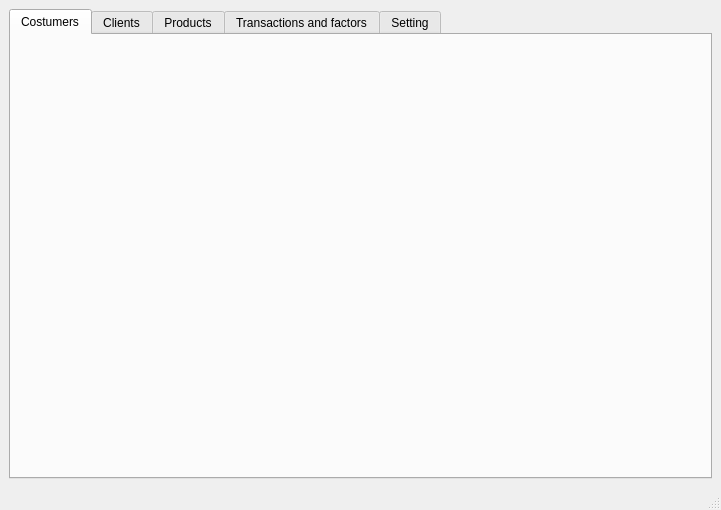
First picture: the form in AP/admin_ui.ui, repository AP-projects-4001/Guys, before the edit.
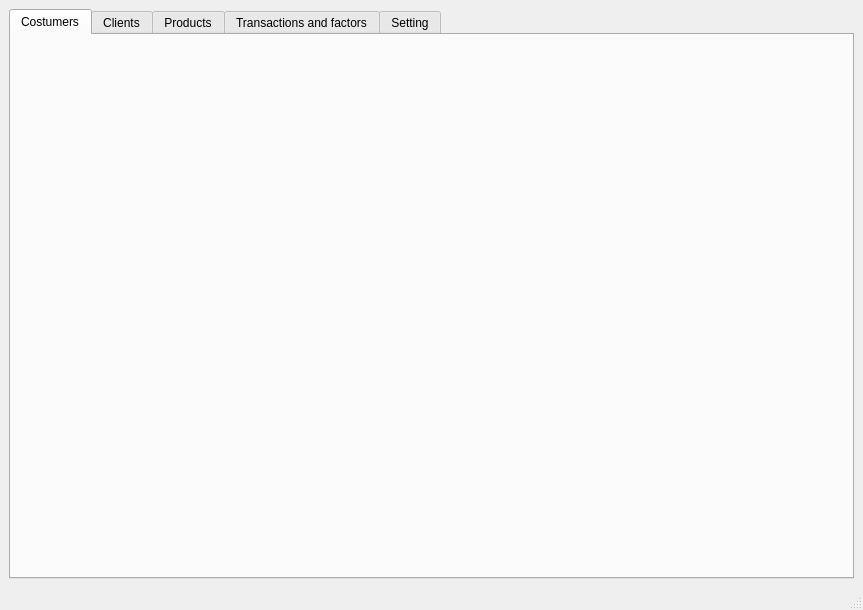
Second picture: the form after the edit. The open tabs and pages were chosen to show the change.

```diff
--- a/AP/admin_ui.ui
+++ b/AP/admin_ui.ui
@@ -6,8 +6,8 @@
    <rect>
     <x>0</x>
     <y>0</y>
-    <width>721</width>
-    <height>510</height>
+    <width>863</width>
+    <height>610</height>
    </rect>
   </property>
   <property name="windowTitle">
```
Left out of the diff: 4 changed lines with no effect on the pictures.
